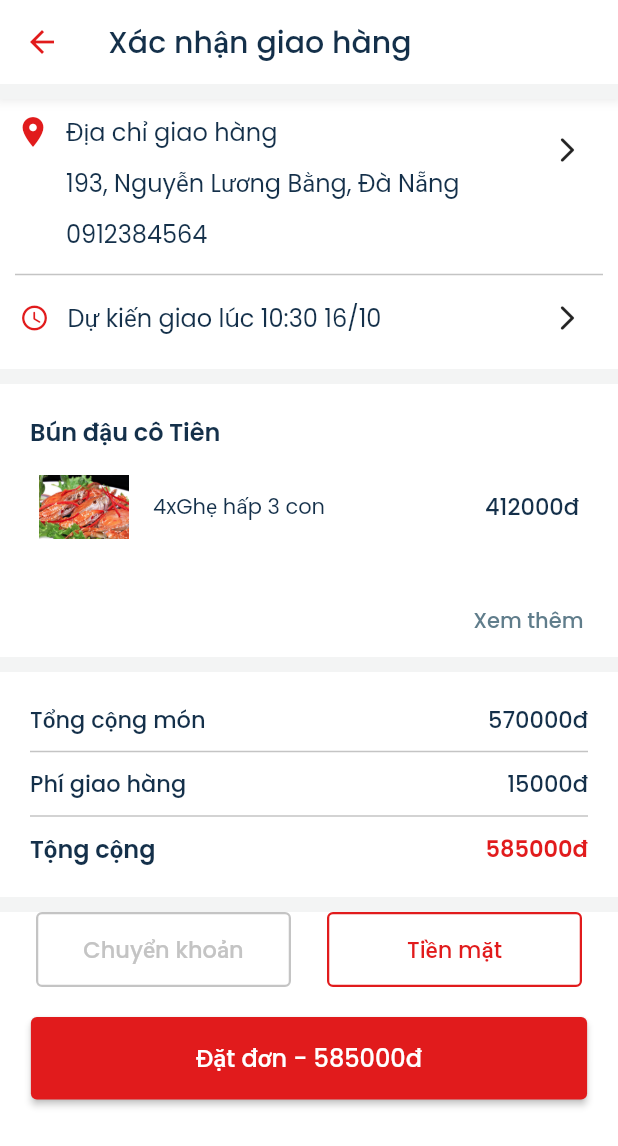
After one commit to hoangcutehotme/PBL6-APP, a Flutter app: the OrderDetail screen opened by its route, on a phone screen of 412 x 824 dp. The commit adds this screen. Shown: the top 1146 px of the screen. Run offline on Flutter 3.47's test engine with Material 2 defaults, Android fonts, the phone set to English and light mode, and no system bars; our stand-ins replace get.

Commit message:
done order detail UI

```diff
--- a/lib/main.dart
+++ b/lib/main.dart
@@ -1,8 +1,11 @@
 import 'package:flutter/material.dart';
 import 'package:get/get.dart';
 import 'package:pbl6_app/src/screens/homeScreen/detail_category.dart';
+import 'package:pbl6_app/src/screens/homeScreen/detail_food.dart';
 import 'package:pbl6_app/src/screens/homeScreen/detail_shop.dart';
 import 'package:pbl6_app/src/screens/homeScreen/home_screen.dart';
+import 'package:pbl6_app/src/screens/homeScreen/order_detail.dart';
+import 'package:pbl6_app/src/screens/homeScreen/order_success.dart';
 import 'package:pbl6_app/src/screens/navigation/HomeMainPage.dart';
 import 'package:pbl6_app/src/screens/signUpScreens/fill_info.dart';
 import 'package:pbl6_app/src/screens/signUpScreens/forgot_password.dart';
@@ -44,7 +47,11 @@ class MyApp extends StatelessWidget {
         GetPage(name: '/detailshop', page: () => const DetailShop()),
 
         GetPage(name: '/homePage', page: () => const HomeScreen()),
-        GetPage(name: '/home', page: () => HomeMainPage()),
+        GetPage(name: '/home', page: () => const HomeMainPage()),
+
+        GetPage(name: '/detailfood', page: () => const DetailFood()),
+        GetPage(name: '/detailorder', page: () => const OrderDetail()),
+        GetPage(name: '/ordersuccess', page: () => const OrderSuccess()),
       ],
     );
   }
--- a/lib/src/model/order_food_model.dart
+++ b/lib/src/model/order_food_model.dart
@@ -1,11 +1,29 @@
 // ignore_for_file: public_member_api_docs, sort_constructors_first
+import 'package:pbl6_app/src/model/food_model.dart';
+
 class OrderFood {
-  String name;
+  FoodModel food;
   int amount;
-  double price;
   OrderFood({
-    required this.name,
+    required this.food,
     required this.amount,
-    required this.price,
   });
+
+  static List<OrderFood> getListOrderFood() {
+    List<OrderFood> listOrderFood = [];
+    listOrderFood.add(OrderFood(
+      food: FoodModel.getFoods()[1],
+      amount: 4,
+    ));
+    listOrderFood.add(OrderFood(
+      food: FoodModel.getFoods()[4],
+      amount: 2,
+    ));
+    listOrderFood.add(OrderFood(
+      food: FoodModel.getFoods()[0],
+      amount: 2,
+    ));
+
+    return listOrderFood;
+  }
 }
--- a/lib/src/model/order_model.dart
+++ b/lib/src/model/order_model.dart
@@ -1,3 +1,4 @@
+// ignore_for_file: public_member_api_docs, sort_constructors_first
 import 'package:pbl6_app/src/model/order_food_model.dart';
 
 class OrderModel {
@@ -7,6 +8,7 @@ class OrderModel {
   double totalAmount;
   String user;
   DateTime? time;
+  String address;
 
   OrderModel({
     required this.id,
@@ -15,7 +17,29 @@ class OrderModel {
     required this.totalAmount,
     required this.user,
     this.time,
+    required this.address,
   });
+
+  static OrderModel getOrder() {
+    List<OrderFood> listFoodOrder = OrderFood.getListOrderFood();
+    OrderModel order = OrderModel(
+        id: 1,
+        nameStore: "Bún đậu cô Tiên",
+        listOrder: listFoodOrder,
+        totalAmount: OrderModel.getAmount(listFoodOrder),
+        user: "HuyLe",
+        address: '193, Nguyễn Lương Bằng, Đà Nẵng');
+    return order;
+  }
+
+  static double getAmount(List<OrderFood> list) {
+    double count = 0;
+    for (var i = 0; i < list.length; i++) {
+      count += list[i].amount * list[i].food.price;
+    }
+
+    return count;
+  }
 
   double getTotalAmount(OrderModel order) {
     double totalOrderAmount = 0;
--- a/lib/src/screens/homeScreen/detail_shop.dart
+++ b/lib/src/screens/homeScreen/detail_shop.dart
@@ -130,7 +130,9 @@ class _DetailShopState extends State<DetailShop> {
           Expanded(
               flex: 2,
               child: GestureDetector(
-                onTap: () {},
+                onTap: () {
+                  Get.toNamed("/detailorder");
+                },
                 child: Container(
                   height: 58,
                   alignment: Alignment.center,
--- a/lib/src/screens/homeScreen/invoice_now.dart
+++ /dev/null
@@ -1,19 +0,0 @@
-import 'package:flutter/material.dart';
-
-class OrderInvoice extends StatefulWidget {
-  const OrderInvoice({super.key});
-
-  @override
-  State<OrderInvoice> createState() => _OrderInvoiceState();
-}
-
-class _OrderInvoiceState extends State<OrderInvoice> {
-  @override
-  Widget build(BuildContext context) {
-    return Scaffold(
-      body: Column(children: [
-
-      ]),
-    );
-  }
-}
--- /dev/null
+++ b/lib/src/screens/homeScreen/order_detail.dart
@@ -0,0 +1,397 @@
+import 'package:flutter/material.dart';
+import 'package:get/get.dart';
+import 'package:pbl6_app/src/model/food_model.dart';
+import 'package:pbl6_app/src/model/order_model.dart';
+import 'package:pbl6_app/src/values/app_colors.dart';
+import 'package:pbl6_app/src/values/app_styles.dart';
+
+import '../../model/order_food_model.dart';
+
+class OrderDetail extends StatefulWidget {
+  const OrderDetail({super.key});
+
+  @override
+  State<OrderDetail> createState() => _OrderDetailState();
+}
+
+class _OrderDetailState extends State<OrderDetail> {
+  OrderModel? orderDetail;
+  int widthOrder = 90;
+  bool chooseCash = true;
+
+  @override
+  void initState() {
+    orderDetail = OrderModel.getOrder();
+    check(orderDetail!.listOrder);
+    super.initState();
+  }
+
+  // Boolean flag to indicate whether the list is shortened or not
+  bool isListShortened = true;
+  bool showFull = false;
+
+  // Function to toggle list length
+  void toggleListLength() {
+    setState(() {
+      isListShortened = !isListShortened;
+    });
+  }
+
+  // check list order
+  void check(List<OrderFood> listfood) {
+    if (listfood.length > 1) {
+      setState(() {
+        showFull = true;
+      });
+    }
+  }
+
+  void changeOptionPayment(String option) {
+    setState(() {
+      chooseCash = option == "cash" ? true : false;
+    });
+  }
+
+  @override
+  Widget build(BuildContext context) {
+    Size size = MediaQuery.of(context).size;
+    return Scaffold(
+      body: SingleChildScrollView(
+        child: Column(crossAxisAlignment: CrossAxisAlignment.start, children: [
+          _appBar(),
+          // Address Section
+          const Divider(
+            height: 10,
+            color: AppColors.placeholder,
+            thickness: 10,
+          ),
+
+          _addressAndTimeSection(orderDetail!),
+
+          const Divider(
+            height: 10,
+            color: AppColors.placeholder,
+            thickness: 10,
+          ),
+          // Order Section
+          _orderDetail(),
+          const Divider(
+            height: 10,
+            color: AppColors.placeholder,
+            thickness: 10,
+          ),
+          //Total payment
+          _totalPaymentSection(),
+          // Order Option
+          const Divider(
+            height: 10,
+            color: AppColors.placeholder,
+            thickness: 10,
+          ),
+          _orderOption(size),
+        ]),
+      ),
+    );
+  }
+
+  Column _orderOption(Size size) {
+    return Column(
+      mainAxisAlignment: MainAxisAlignment.spaceEvenly,
+      children: [
+        Row(
+          mainAxisAlignment: MainAxisAlignment.spaceEvenly,
+          children: [
+            SizedBox(
+              width: 170,
+              height: 50,
+              child: OutlinedButton(
+                  style: ButtonStyle(
+                    side: MaterialStateProperty.all(BorderSide(
+                        width: 1.5,
+                        color: chooseCash
+                            ? AppColors.borderGray
+                            : AppColors.mainColor1)), // Set border color
+                  ),
+                  onPressed: () {
+                    changeOptionPayment("tranfer");
+                  },
+                  child: Text(
+                    "Chuyển khoản",
+                    style: AppStyles.textMedium.copyWith(
+                        color: chooseCash
+                            ? AppColors.borderGray
+                            : AppColors.mainColor1,
+                        fontWeight: FontWeight.w500),
+                  )),
+            ),
+            SizedBox(
+              width: 170,
+              height: 50,
+              child: OutlinedButton(
+                  style: ButtonStyle(
+                    side: MaterialStateProperty.all(BorderSide(
+                        width: 1.5,
+                        color: chooseCash
+                            ? AppColors.mainColor1
+                            : AppColors.borderGray)), // Set border color
+                  ),
+                  onPressed: () {
+                    changeOptionPayment("cash");
+                  },
+                  child: Text(
+                    "Tiền mặt",
+                    style: AppStyles.textMedium.copyWith(
+                        color: chooseCash
+                            ? AppColors.mainColor1
+                            : AppColors.borderGray,
+                        fontWeight: FontWeight.w500),
+                  )),
+            ),
+          ],
+        ),
+        const SizedBox(
+          height: 20,
+        ),
+        ElevatedButton(
+          style: ElevatedButton.styleFrom(
+              backgroundColor: AppColors.mainColor1,
+              minimumSize: Size(size.width * 0.9, 55)),
+          onPressed: () {
+            Get.toNamed("/ordersuccess");
+          },
+          child: Text(
+            "Đặt đơn - ${orderDetail!.totalAmount.toInt() + 15000}đ",
+            style: AppStyles.textMedium.copyWith(
+                fontSize: 16,
+                fontWeight: FontWeight.w500,
+                color: AppColors.mainColorBackground),
+          ),
+        ),
+        const SizedBox(
+          height: 20,
+        ),
+      ],
+    );
+  }
+
+  Padding _totalPaymentSection() {
+    return Padding(
+      padding: const EdgeInsets.all(20.0),
+      child: Column(
+        children: [
+          Row(
+            children: [
+              Text("Tổng cộng món",
+                  style: AppStyles.textMedium
+                      .copyWith(fontWeight: FontWeight.w500)),
+              Expanded(child: Container()),
+              Text("${orderDetail!.totalAmount.toInt()}đ",
+                  style: AppStyles.textMedium
+                      .copyWith(fontWeight: FontWeight.w500)),
+            ],
+          ),
+          const Divider(
+            thickness: 1,
+            height: 20,
+            color: AppColors.borderGray,
+          ),
+          Row(
+            children: [
+              Text("Phí giao hàng",
+                  style: AppStyles.textMedium
+                      .copyWith(fontWeight: FontWeight.w500)),
+              Expanded(child: Container()),
+              Text("15000đ",
+                  style: AppStyles.textMedium
+                      .copyWith(fontWeight: FontWeight.w500)),
+            ],
+          ),
+          const Divider(
+            thickness: 1,
+            height: 20,
+            color: AppColors.borderGray,
+          ),
+          Row(
+            children: [
+              Text(
+                "Tộng cộng",
+                style: AppStyles.textBold.copyWith(fontSize: 16),
+              ),
+              Expanded(child: Container()),
+              Text("${orderDetail!.totalAmount.toInt() + 15000}đ",
+                  style: AppStyles.textBold
+                      .copyWith(fontSize: 15, color: AppColors.mainColor1)),
+            ],
+          ),
+        ],
+      ),
+    );
+  }
+
+  Column _orderDetail() {
+    return Column(
+      crossAxisAlignment: CrossAxisAlignment.start,
+      children: [
+        Padding(
+          padding: const EdgeInsets.only(left: 20, top: 20),
+          child: Text(
+            orderDetail!.nameStore,
+            style: AppStyles.textMedium
+                .copyWith(fontSize: 16, fontWeight: FontWeight.w600),
+          ),
+        ),
+        AnimatedContainer(
+          duration: const Duration(milliseconds: 100),
+          height: isListShortened
+              ? widthOrder.toDouble()
+              : orderDetail!.listOrder.length.toDouble() * widthOrder,
+          child: ListView.builder(
+            itemCount: orderDetail?.listOrder.length,
+            itemBuilder: (
+              BuildContext context,
+              int index,
+            ) {
+              OrderFood orderfood = orderDetail!.listOrder[index];
+              if (isListShortened && index >= 2) {
+                return const SizedBox.shrink(); // Hide items beyond index 4
+              }
+              return Padding(
+                padding: const EdgeInsets.all(10.0),
+                child: ListTile(
+                  leading: Image.asset(
+                    orderfood.food.imageFood,
+                    width: 60,
+                    height: 70,
+                  ),
+                  title: Text(
+                    "${orderfood.amount}x${orderfood.food.name}",
+                    style: AppStyles.textSmall
+                        .copyWith(fontSize: 14, fontWeight: FontWeight.w400),
+                  ),
+                  trailing: Text(
+                    "${orderfood.food.price.toInt() * orderfood.amount}đ",
+                    style: AppStyles.textMedium
+                        .copyWith(fontSize: 15, fontWeight: FontWeight.w500),
+                  ),
+                ),
+              );
+            },
+          ),
+        ),
+        // Button to toggle list length
+        showFull
+            ? Row(
+                crossAxisAlignment: CrossAxisAlignment.end,
+                children: [
+                  Expanded(child: Container()),
+                  Padding(
+                    padding: const EdgeInsets.only(right: 15),
+                    child: TextButton(
+                      onPressed: toggleListLength,
+                      child: Text(isListShortened ? 'Xem thêm' : 'Thu gọn'),
+                    ),
+                  ),
+                ],
+              )
+            : Container(),
+      ],
+    );
+  }
+
+  Container _addressAndTimeSection(OrderModel order) {
+    return Container(
+      padding:
+          const EdgeInsetsDirectional.symmetric(horizontal: 10, vertical: 10),
+      child: Column(
+        children: [
+          Row(
+            // mainAxisAlignment: MainAxisAlignment.start,
+            crossAxisAlignment: CrossAxisAlignment.start,
+            children: [
+              const Padding(
+                padding: EdgeInsets.only(right: 10),
+                child: Icon(
+                  Icons.location_on,
+                  color: AppColors.mainColor1,
+                ),
+              ),
+              Column(
+                crossAxisAlignment: CrossAxisAlignment.start,
+                children: [
+                  Text(
+                    "Địa chỉ giao hàng",
+                    style: AppStyles.textMedium.copyWith(fontSize: 16),
+                  ),
+                  const SizedBox(
+                    height: 10,
+                  ),
+                  Text(order.address,
+                      style: AppStyles.textMedium.copyWith(fontSize: 16)),
+                  const SizedBox(
+                    height: 10,
+                  ),
+                  Text("0912384564",
+                      style: AppStyles.textMedium.copyWith(fontSize: 16)),
+                  const SizedBox(
+                    height: 10,
+                  ),
+                ],
+              ),
+              Expanded(child: Container()),
+              Center(
+                child: IconButton(
+                  onPressed: () {},
+                  icon: const Icon(Icons.arrow_forward_ios_rounded, size: 20),
+                ),
+              ),
+            ],
+          ),
+          const Divider(
+            thickness: 1,
+            height: 10,
+            color: AppColors.borderGray,
+          ),
+          Container(
+            child: GestureDetector(
+              onTap: () {},
+              child: Row(
+                children: [
+                  const Padding(
+                    padding: EdgeInsets.only(right: 12, left: 3),
+                    child: Icon(
+                      Icons.access_time_rounded,
+                      color: AppColors.mainColor1,
+                      size: 20,
+                    ),
+                  ),
+                  Text(
+                    "Dự kiến giao lúc 10:30 16/10",
+                    style: AppStyles.textMedium.copyWith(fontSize: 16),
+                  ),
+                  Expanded(child: Container()),
+                  IconButton(
+                    onPressed: () {},
+                    icon: const Icon(Icons.arrow_forward_ios_rounded, size: 20),
+                  ),
+                ],
+              ),
+            ),
+          )
+        ],
+      ),
+    );
+  }
+}
+
+AppBar _appBar() {
+  return AppBar(
+    foregroundColor: AppColors.mainColor1,
+    backgroundColor: AppColors.mainColorBackground,
+    // shadowColor: Colors.transparent,
+    title: Text(
+      "Xác nhận giao hàng",
+      style: AppStyles.textBold
+          .copyWith(fontSize: 20, fontWeight: FontWeight.w500),
+    ),
+  );
+}
--- /dev/null
+++ b/lib/src/screens/homeScreen/order_success.dart
@@ -0,0 +1,33 @@
+import 'package:flutter/material.dart';
+import 'package:get/get.dart';
+import '../../values/app_colors.dart';
+
+class OrderSuccess extends StatelessWidget {
+  const OrderSuccess({super.key});
+
+  @override
+  Widget build(BuildContext context) {
+    return Scaffold(
+      body: Column(
+        children: [
+          _appBar(),
+          const Center(child: Text("Order Success")),
+        ],
+      ),
+    );
+  }
+}
+
+AppBar _appBar() {
+  return AppBar(
+    foregroundColor: AppColors.mainColor1,
+    backgroundColor: AppColors.mainColorBackground,
+    shadowColor: Colors.transparent,
+    leading: IconButton(
+      icon: const Icon(Icons.arrow_back),
+      onPressed: () {
+        Get.toNamed("/home");
+      },
+    ),
+  );
+}
```
